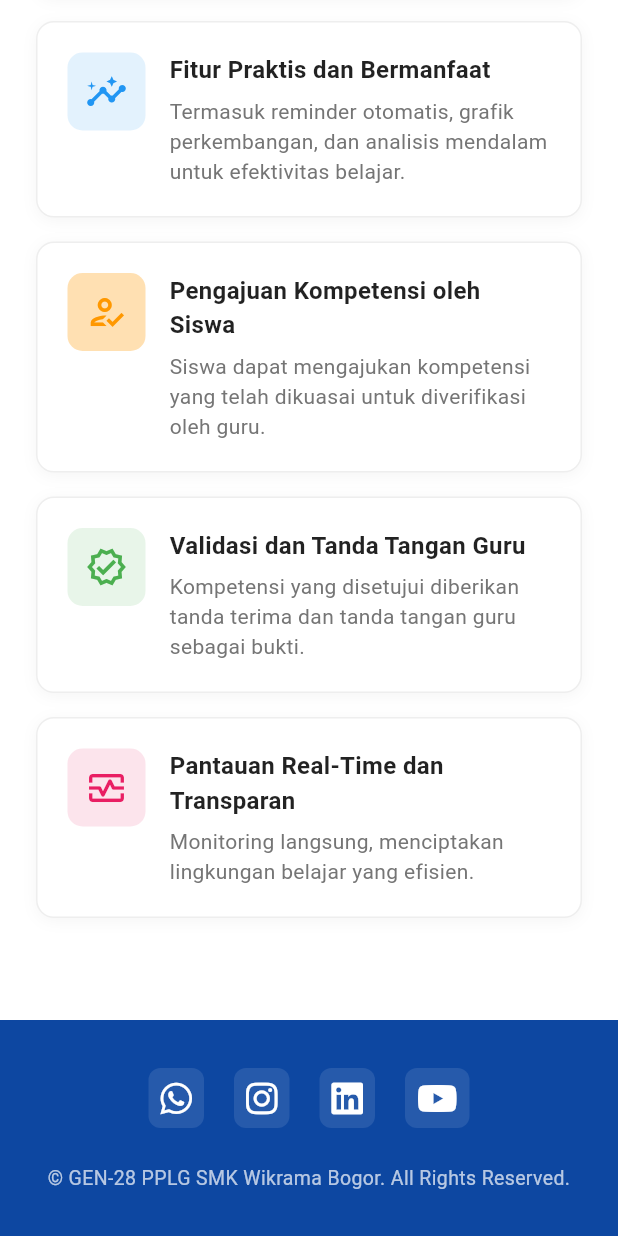
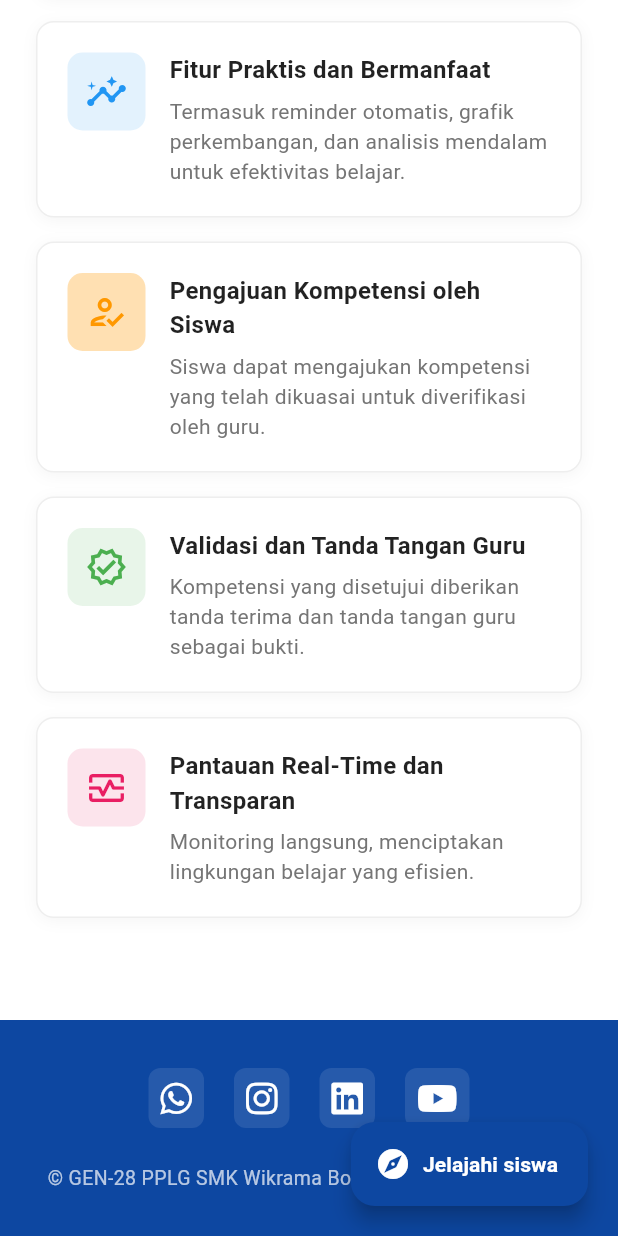
Before and after one commit to MuhamadAfghan/jurnalku, a Flutter app: the LoginPage screen opened directly, scrolled down 1152 dp, on a phone screen of 412 x 824 dp. Run offline on Flutter 3.47's test engine with Material 3 defaults, Android fonts, the phone set to English and light mode, and no system bars; our stand-ins replace font_awesome_flutter.

Commit message:
Update UI and navigation for login and requests
LoginPage now uses a Stack layout and adds a floating 'Jelajahi siswa' button. Social media links have been updated. PermintaanSaksiPage removes tab navigation and replaces it with a static table-like column layout for requests. The app's entry point now navigates to LoginPage instead of PermintaanSaksiPage.

```diff
--- a/lib/LoginPage.dart
+++ b/lib/LoginPage.dart
@@ -9,10 +9,12 @@ class LoginPage extends StatelessWidget {
   Widget build(BuildContext context) {
     return Scaffold(
       backgroundColor: Colors.white,
-      body: SingleChildScrollView(
+      body: Stack(
+        children: [
+          SingleChildScrollView(
         child: Column(
           children: [
-            // IMAGE
+            // HEADER IMAGE
             Image.asset(
               'assets/images/Banner-Web.jpg',
               width: double.infinity,
@@ -157,7 +159,7 @@ class LoginPage extends StatelessWidget {
 
             const SizedBox(height: 60),
 
-            // CARD TITLE
+            // SECTION TITLE
             const Padding(
               padding: EdgeInsets.symmetric(horizontal: 24),
               child: Text(
@@ -186,7 +188,7 @@ class LoginPage extends StatelessWidget {
 
             const SizedBox(height: 40),
 
-            // FITUR CARD
+            // CARD FITUR
             ..._featureCards(),
 
             const SizedBox(height: 60),
@@ -204,12 +206,12 @@ class LoginPage extends StatelessWidget {
                     children: [
                       _socialIcon(
                         FontAwesomeIcons.whatsapp,
-                        'https://jurnalku.smkwikrama.sch.id/login',
+                        'https://wa.me/6282260168080', // Ganti dengan nomor WhatsApp
                       ),
                       const SizedBox(width: 20),
                       _socialIcon(
                         FontAwesomeIcons.instagram,
-                        'https://www.instagram.com/smkwikrama/',
+                        'https://www.instagram.com/smkwikramabogor',
                       ),
                       const SizedBox(width: 20),
                       _socialIcon(
@@ -219,7 +221,7 @@ class LoginPage extends StatelessWidget {
                       const SizedBox(width: 20),
                       _socialIcon(
                         FontAwesomeIcons.youtube,
-                        'https://www.youtube.com/@multimediawikrama7482',
+                        'https://www.youtube.com/@smkwikramabogor',
                       ),
                     ],
                   ),
@@ -235,10 +237,32 @@ class LoginPage extends StatelessWidget {
           ],
         ),
       ),
+
+      // Floating Button - Jelajahi siswa
+      Positioned(
+        right: 20,
+        bottom: 20,
+        child: FloatingActionButton.extended(
+          onPressed: () {
+            // Aksi untuk jelajahi siswa
+          },
+          backgroundColor: const Color(0xFF0D47A1),
+          icon: const Icon(Icons.explore, color: Colors.white),
+          label: const Text(
+            'Jelajahi siswa',
+            style: TextStyle(
+              color: Colors.white,
+              fontWeight: FontWeight.w600,
+            ),
+          ),
+        ),
+      ),
+    ],
+      ),
     );
   }
 
-  // CLICKABLE USER
+  // Social Media Icon Widget with URL
   Widget _socialIcon(IconData icon, String url) {
     return InkWell(
       onTap: () => _launchURL(url),
@@ -254,7 +278,7 @@ class LoginPage extends StatelessWidget {
     );
   }
 
-  // LAUNCH URL
+  // Method to launch URL
   Future<void> _launchURL(String urlString) async {
     final Uri url = Uri.parse(urlString);
     if (!await launchUrl(url, mode: LaunchMode.externalApplication)) {
--- a/lib/main.dart
+++ b/lib/main.dart
@@ -19,7 +19,7 @@ class MyApp extends StatelessWidget {
       theme: ThemeData(
         colorScheme: ColorScheme.fromSeed(seedColor: Colors.deepPurple),
       ),
-      home: const PermintaanSaksiPage(),
+      home: const LoginPage(),
     );
   }
 }
```
Also changed, not shown: lib/PermintaanSaksi.dart (+28 -48 lines).
